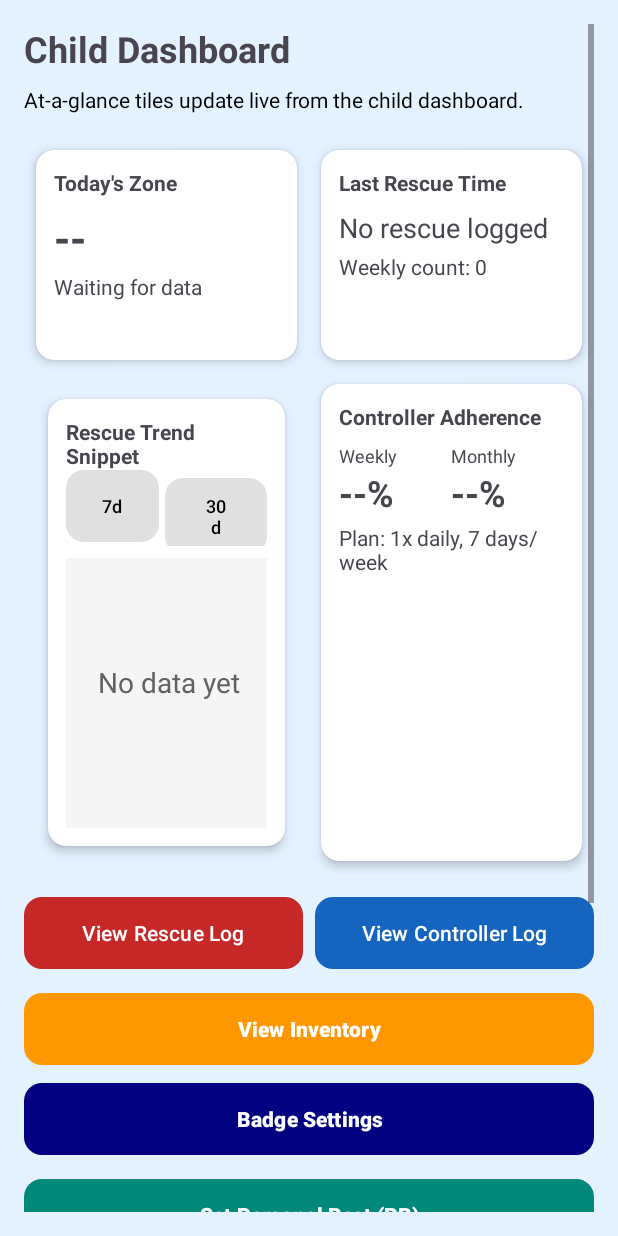
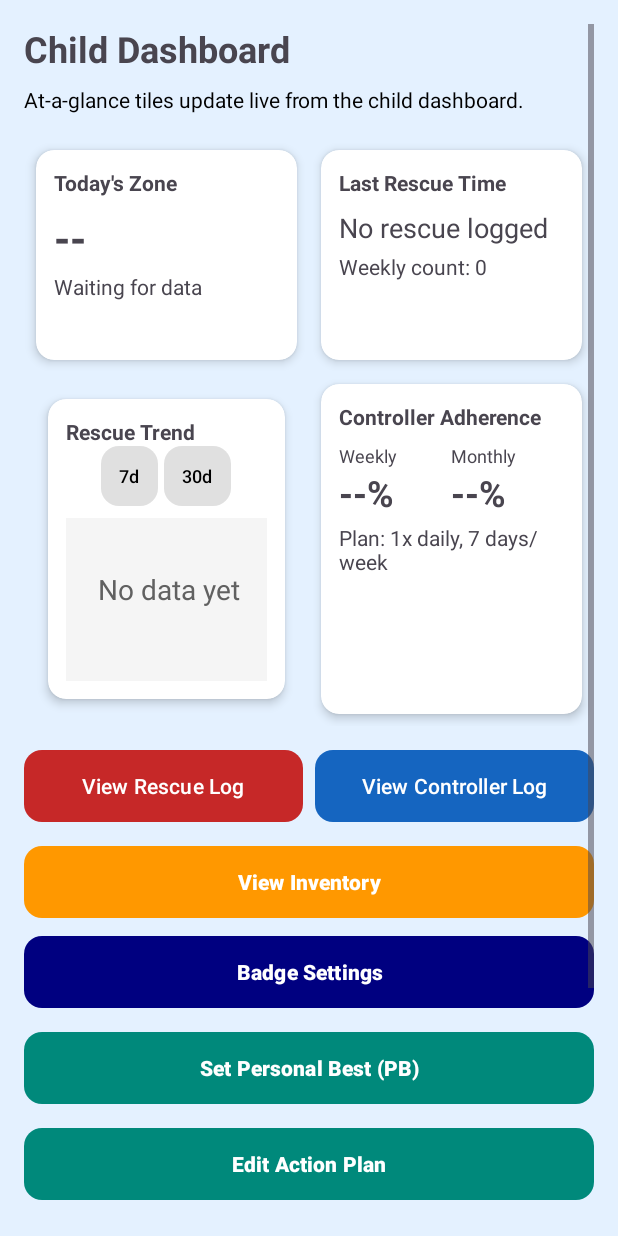
Before and after one commit to rossjspencer/breathe07, an Android app: the ParentViewChildActivity screen opened directly, with no data from a screen before it, on a phone screen of 412 x 824 dp. Run offline under Robolectric (Android 15) with nearby library versions, the phone set to English and light mode, and no system bars; our stand-ins replace Firebase (no records; nobody signed in at launch, a user with empty details on screens opened directly); 2 statements that could not run were skipped.

Commit message:
fixed layout

```diff
--- a/app/src/main/java/com/example/smartair/TrendChartView.java
+++ b/app/src/main/java/com/example/smartair/TrendChartView.java
@@ -88,7 +88,5 @@ public class TrendChartView extends View {
             prevY = y;
         }
 
-        // Range label
-        canvas.drawText(rangeDays + " day trend", padding, padding + usableH + 40, textPaint);
-    }
 }
+}
--- a/app/src/main/res/layout/activity_parent_view_child.xml
+++ b/app/src/main/res/layout/activity_parent_view_child.xml
@@ -157,7 +157,7 @@
             <androidx.cardview.widget.CardView
                 android:id="@+id/cardTrend"
                 android:layout_width="0dp"
-                android:layout_height="wrap_content"
+                android:layout_height="220dp"
                 android:layout_margin="8dp"
                 android:layout_columnWeight="1"
                 android:layout_rowWeight="1"
@@ -170,19 +170,19 @@
                     android:layout_width="match_parent"
                     android:layout_height="match_parent"
                     android:orientation="vertical"
-                    android:padding="12dp"
-                    android:paddingBottom="16dp">
+                    android:padding="12dp">
 
                     <TextView
                         android:layout_width="wrap_content"
                         android:layout_height="wrap_content"
-                        android:text="Rescue Trend Snippet"
+                        android:text="Rescue Trend"
                         android:textStyle="bold" />
 
                     <LinearLayout
                         android:layout_width="match_parent"
                         android:layout_height="wrap_content"
-                        android:gravity="end"
+                        android:gravity="center"
+                        android:baselineAligned="false"
                         android:orientation="horizontal">
 
                         <Button
@@ -191,6 +191,10 @@
                             android:layout_height="wrap_content"
                             android:layout_marginEnd="4dp"
                             android:minWidth="0dp"
+                            android:minHeight="40dp"
+                            android:maxLines="1"
+                            android:ellipsize="none"
+                            android:paddingHorizontal="12dp"
                             android:text="7d"
                             android:textSize="12sp"
                             android:textColor="@android:color/black"
@@ -200,6 +204,10 @@
                             android:layout_width="wrap_content"
                             android:layout_height="wrap_content"
                             android:minWidth="0dp"
+                            android:minHeight="40dp"
+                            android:maxLines="1"
+                            android:ellipsize="none"
+                            android:paddingHorizontal="12dp"
                             android:text="30d"
                             android:textSize="12sp"
                             android:textColor="@android:color/black"
@@ -209,10 +217,10 @@
                     <com.example.smartair.TrendChartView
                         android:id="@+id/trendChart"
                         android:layout_width="match_parent"
-                        android:layout_height="wrap_content"
-                        android:minHeight="180dp"
+                        android:layout_height="0dp"
+                        android:layout_weight="1"
+                        android:minHeight="200dp"
                         android:layout_marginTop="8dp"
-                        android:paddingBottom="20dp"
                         android:background="#F5F5F5" />
                 </LinearLayout>
             </androidx.cardview.widget.CardView>
@@ -220,7 +228,7 @@
             <androidx.cardview.widget.CardView
                 android:id="@+id/cardAdherence"
                 android:layout_width="0dp"
-                android:layout_height="160dp"
+                android:layout_height="220dp"
                 android:layout_margin="8dp"
                 android:layout_columnWeight="1"
                 android:layout_rowWeight="1"
@@ -397,7 +405,7 @@
             android:layout_width="match_parent"
             android:layout_height="wrap_content"
             android:layout_marginTop="8dp"
-            android:text="Exports respect provider sharing toggles and uses the chart snippet above in the PDF."
+            android:text="Exports respect provider sharing toggles and uses the chart above in the PDF."
             android:textColor="#616161" />
     </LinearLayout>
 </ScrollView>
--- a/app/src/main/res/layout/activity_trend_detail.xml
+++ b/app/src/main/res/layout/activity_trend_detail.xml
@@ -25,23 +25,30 @@
         android:layout_width="match_parent"
         android:layout_height="wrap_content"
         android:gravity="center"
+        android:baselineAligned="false"
         android:orientation="horizontal"
         android:layout_marginTop="12dp">
 
         <Button
             android:id="@+id/btnDetail7"
             android:layout_width="wrap_content"
-        android:layout_height="wrap_content"
+            android:layout_height="48dp"
             android:text="7d"
+            android:maxLines="1"
+            android:ellipsize="none"
+            android:paddingHorizontal="12dp"
             android:textColor="@android:color/black"
             android:backgroundTint="#E0E0E0" />
 
         <Button
             android:id="@+id/btnDetail30"
             android:layout_width="wrap_content"
-        android:layout_height="wrap_content"
+            android:layout_height="48dp"
             android:layout_marginStart="12dp"
             android:text="30d"
+            android:maxLines="1"
+            android:ellipsize="none"
+            android:paddingHorizontal="12dp"
             android:textColor="@android:color/black"
             android:backgroundTint="#E0E0E0" />
     </LinearLayout>
```
Lines whose indentation alone changed are shown as unchanged.
